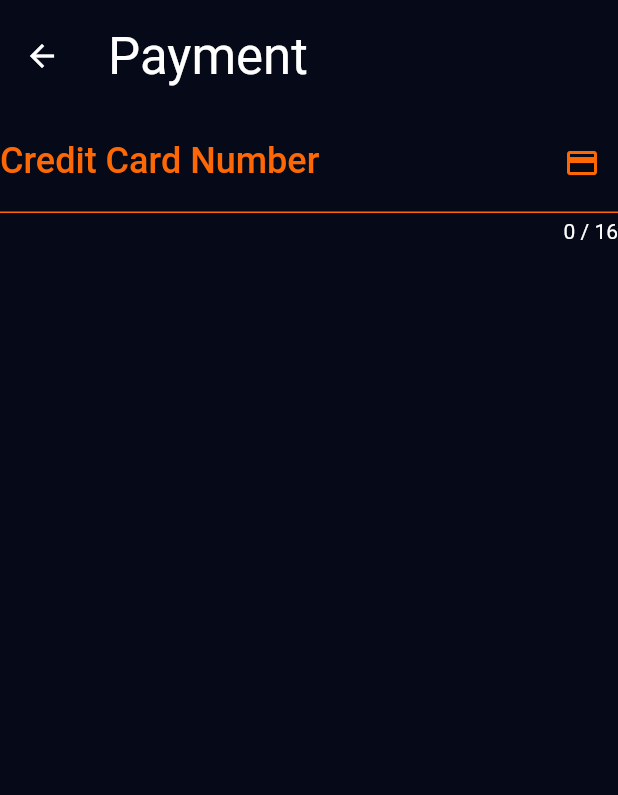
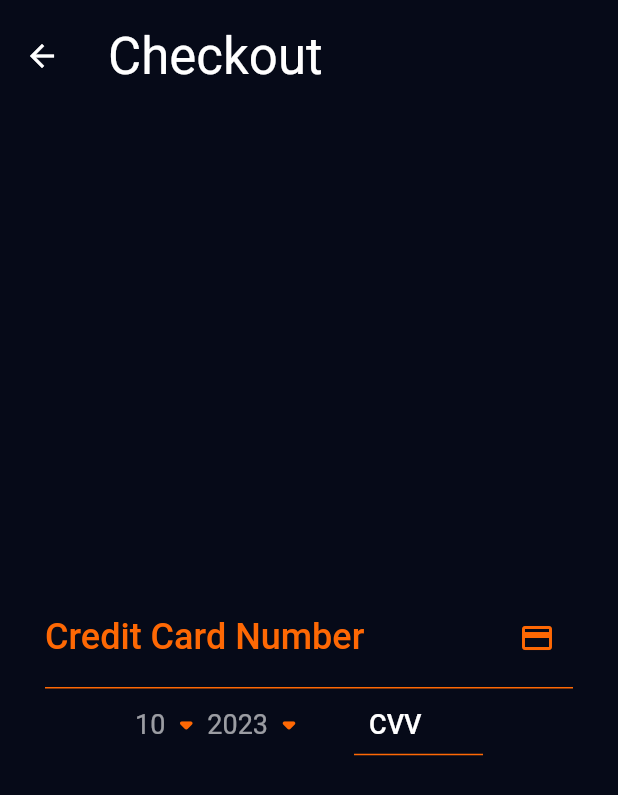
Before and after one commit to kadirkyr/FoodApp, a Flutter app: the PaymentView screen opened directly, on a phone screen of 412 x 824 dp. Shown: the top 795 px of the screen. Run offline on Flutter 3.47's test engine with Material 2 defaults, Android fonts, the light colour scheme and no system bars.

Commit message:
Checkout Update

```diff
--- a/lib/main.dart
+++ b/lib/main.dart
@@ -16,8 +16,14 @@ class MyApp extends StatelessWidget {
       home: const CustomDemo(),
       debugShowCheckedModeBanner: false,
       theme: ThemeData.dark().copyWith(
+        textSelectionTheme: const TextSelectionThemeData(
+            cursorColor: ProjectColors.secondColor, selectionColor: ProjectColors.secondColor),
         useMaterial3: true,
         inputDecorationTheme: const InputDecorationTheme(
+            enabledBorder: UnderlineInputBorder(borderSide: BorderSide(color: ProjectColors.secondColor)),
+            focusedBorder: OutlineInputBorder(
+                borderSide: BorderSide(color: ProjectColors.secondColor),
+                borderRadius: BorderRadius.all(Radius.circular(10))),
             hintStyle: TextStyle(fontSize: 24),
             labelStyle: TextStyle(color: ProjectColors.secondColor, fontSize: 24),
             suffixIconColor: ProjectColors.secondColor),
--- /dev/null
+++ b/lib/views/payment/credit_cart_modal.dart
@@ -0,0 +1,14 @@
+class CreditCards {
+  final int creditCardNo;
+  final int expireDateMonth;
+  final int expireDateYear;
+  final int cvv;
+  final String nameSurname;
+
+  CreditCards(
+      {required this.creditCardNo,
+      required this.expireDateMonth,
+      required this.expireDateYear,
+      required this.cvv,
+      required this.nameSurname});
+}
--- /dev/null
+++ b/lib/views/payment/payment.dart
@@ -0,0 +1,39 @@
+import 'package:flutter/material.dart';
+
+import '../../products/language/constants.dart';
+
+class CreditCardTextField extends StatelessWidget {
+  const CreditCardTextField({
+    super.key,
+  });
+  final String labelText = "Credit Card Number";
+  final String hintText = "**** **** **** ****";
+
+  @override
+  Widget build(BuildContext context) {
+    return TextField(
+      style: const TextStyle(fontSize: 25, letterSpacing: 0),
+      buildCounter: (context, {required currentLength, required isFocused, maxLength}) {
+        if (currentLength == 19) {
+          return const Icon(
+            Icons.credit_score_rounded,
+            color: Colors.green,
+          );
+        }
+        return null;
+      },
+      cursorColor: ProjectColors.secondColor,
+      cursorOpacityAnimates: true,
+      maxLength: 16,
+      keyboardType: TextInputType.number,
+      decoration: InputDecoration(
+          focusedBorder: const OutlineInputBorder(
+              borderSide: BorderSide(color: ProjectColors.secondColor),
+              borderRadius: BorderRadius.all(Radius.circular(10))),
+          isDense: false,
+          suffixIcon: const Icon(Icons.credit_card),
+          hintText: hintText,
+          labelText: labelText),
+    );
+  }
+}
--- a/lib/views/payment/payment_view.dart
+++ b/lib/views/payment/payment_view.dart
@@ -1,5 +1,6 @@
 import 'package:flutter/material.dart';
 import 'package:food_choose/products/language/constants.dart';
+import 'package:food_choose/views/payment/payment.dart';
 
 class PaymentView extends StatelessWidget {
   const PaymentView({super.key});
@@ -8,43 +9,110 @@ class PaymentView extends StatelessWidget {
   Widget build(BuildContext context) {
     return Scaffold(
       appBar: AppBar(
-        title: const Text("Payment"),
+        title: const Text("Checkout"),
       ),
-      body: const Column(
-        children: [
-          MyTextField(),
-        ],
+      body: Padding(
+        padding: PaddingClass.horizontal2x,
+        child: Column(
+          mainAxisAlignment: MainAxisAlignment.spaceAround,
+          children: [
+            Column(
+              children: [
+                const CreditCardTextField(),
+                Padding(
+                  padding: const EdgeInsets.only(left: 60),
+                  child: Row(
+                    crossAxisAlignment: CrossAxisAlignment.center,
+                    mainAxisAlignment: MainAxisAlignment.center,
+                    children: [
+                      Expanded(
+                        flex: 1,
+                        child: expireDateRow(),
+                      ),
+                      const Expanded(
+                          child: Padding(
+                        padding: EdgeInsets.only(right: 60),
+                        child: TextField(
+                            keyboardType: TextInputType.number,
+                            maxLength: 3,
+                            decoration: InputDecoration(
+                              counterText: "",
+                              hintText: "CVV",
+                              contentPadding: EdgeInsets.all(10),
+                              isDense: true,
+                              hintStyle: TextStyle(fontSize: 18),
+                            )),
+                      ))
+                    ],
+                  ),
+                )
+              ],
+            ),
+          ],
+        ),
       ),
+    );
+  }
+
+  Row expireDateRow() {
+    return Row(
+      children: [
+        MyDropdownButton(
+          list: CreditCartExpireDate().monthsList,
+          hintText: CreditCartExpireDate().nowMonth.toString(),
+        ),
+        MyDropdownButton(
+          list: CreditCartExpireDate().yearsList,
+          hintText: CreditCartExpireDate().nowYear.toString(),
+        )
+      ],
     );
   }
 }
 
-class MyTextField extends StatelessWidget {
-  const MyTextField({
+class MyDropdownButton extends StatelessWidget {
+  const MyDropdownButton({
     super.key,
+    required this.list,
+    required this.hintText,
   });
+  final List<DropdownMenuItem> list;
+  final String hintText;
 
   @override
   Widget build(BuildContext context) {
-    return TextField(
-      style: const TextStyle(fontSize: 25),
-      buildCounter: (context, {required currentLength, required isFocused, maxLength}) {
-        if (currentLength != 16) {
-          return Text("${currentLength.toString()} / 16");
-        }
-        return const Icon(Icons.done);
-      },
-      cursorColor: ProjectColors.secondColor,
-      cursorOpacityAnimates: true,
-      maxLength: 16,
-      keyboardType: TextInputType.number,
-      decoration: const InputDecoration(
-          enabledBorder: UnderlineInputBorder(borderSide: BorderSide(color: ProjectColors.secondColor)),
-          focusedBorder: OutlineInputBorder(borderSide: BorderSide(color: ProjectColors.secondColor)),
-          isDense: false,
-          suffixIcon: Icon(Icons.credit_card),
-          hintText: "**** **** **** ****",
-          labelText: "Credit Card Number"),
+    return DropdownButton(
+      items: list,
+      onChanged: (value) {},
+      hint: Text(hintText),
+      elevation: 0,
+      dropdownColor: ProjectColors.secondColor,
+      borderRadius: const BorderRadius.all(Radius.circular(10)),
+      menuMaxHeight: Sizes.size250,
+      underline: Container(),
+      style: const TextStyle(fontSize: 18),
+      iconEnabledColor: ProjectColors.secondColor,
+      icon: const Icon(Icons.arrow_drop_down_rounded),
+      iconSize: 28,
     );
   }
 }
+
+class CreditCartExpireDate {
+  final int nowYear = DateTime.now().year;
+  final int nowMonth = DateTime.now().month;
+  final List<DropdownMenuItem> monthsList = List.generate(
+      12,
+      (index) => DropdownMenuItem(
+            value: 1 + index,
+            child: Text((1 + index).toString()),
+          ));
+
+  List<DropdownMenuItem> yearsList = List<DropdownMenuItem<int>>.generate(
+    8,
+    (int index) => DropdownMenuItem(
+      value: 2023 + index,
+      child: Text((2023 + index).toString()),
+    ),
+  );
+}
```
